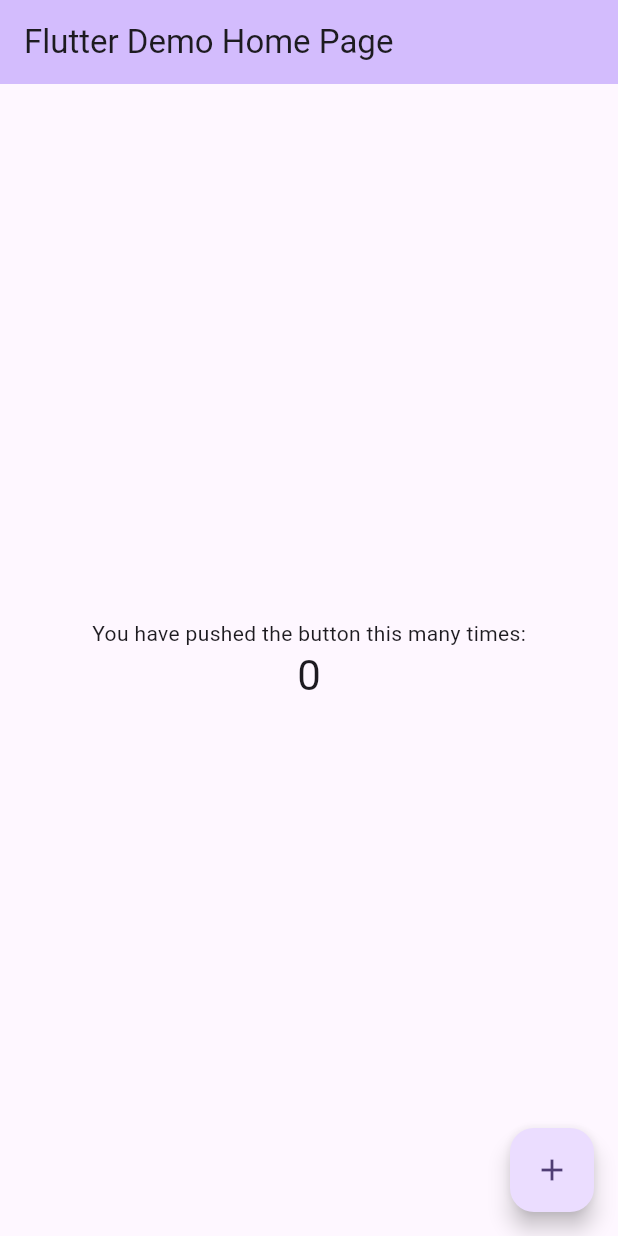
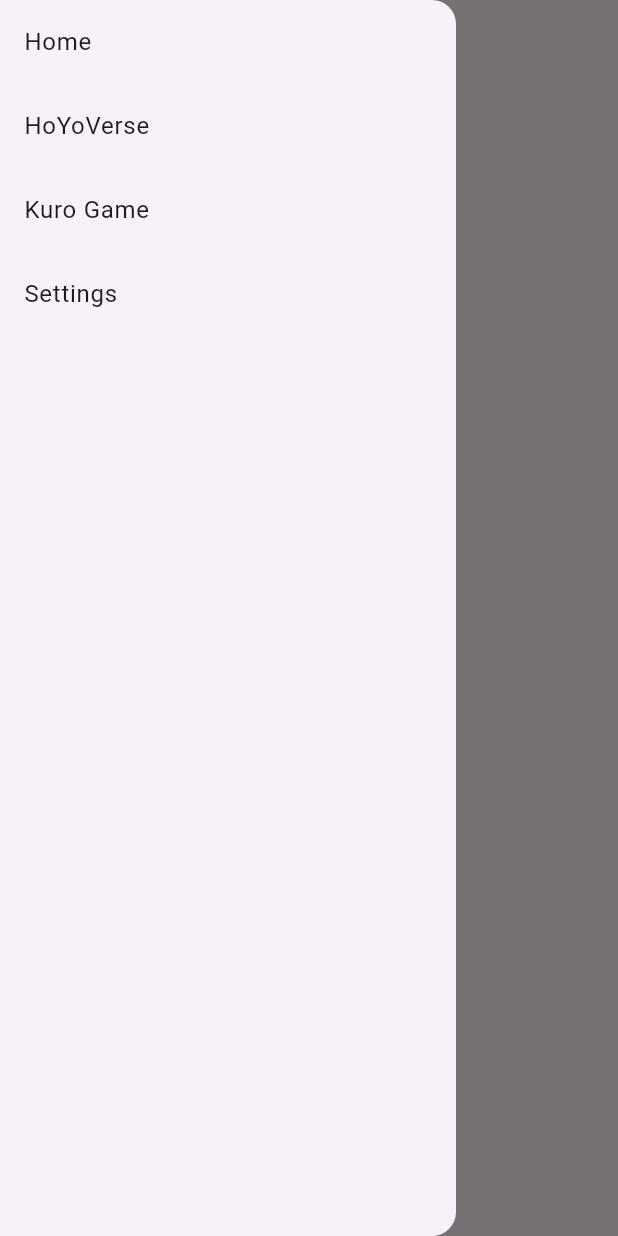
Before and after one commit to SkyJTx/Super-Game-App, a Flutter app: the screen it shows after launch, with the side drawer open (before the commit the screen has no drawer), on a phone screen of 412 x 824 dp. Run offline on Flutter 3.47's test engine with Material 3 defaults, Android fonts, the phone set to English and light mode, and no system bars; our stand-ins replace flutter_bloc, isar; accounts and stored records are empty; generated files the repository leaves out were written again.

Commit message:
change package name and construct basic page

```diff
--- /dev/null
+++ b/devtools_options.yaml
@@ -0,0 +1,3 @@
+description: This file stores settings for Dart & Flutter DevTools.
+documentation: https://docs.flutter.dev/tools/devtools/extensions#configure-extension-enablement-states
+extensions:
--- /dev/null
+++ b/lib/client/controller/main_page/main_page_bloc.dart
@@ -0,0 +1,12 @@
+import 'package:flutter_bloc/flutter_bloc.dart';
+
+part 'main_page_state.dart';
+
+class MainBloc extends Cubit<MainState> {
+  MainBloc() : super(HomeState());
+
+  void showHome() => emit(HomeState());
+  void showHoYoVerse() => emit(HoYoVerseState());
+  void showKuroGame() => emit(KuroGameState());
+  void showSettings() => emit(SettingsState());
+}
--- /dev/null
+++ b/lib/client/controller/main_page/main_page_state.dart
@@ -0,0 +1,11 @@
+part of 'main_page_bloc.dart';
+
+class MainState {}
+
+class HomeState extends MainState {}
+
+class HoYoVerseState extends MainState {}
+
+class KuroGameState extends MainState {}
+
+class SettingsState extends MainState {}
--- /dev/null
+++ b/lib/client/presentation/main_page.dart
@@ -0,0 +1,79 @@
+import 'package:flutter/material.dart';
+import 'package:flutter_bloc/flutter_bloc.dart';
+import 'package:sga/client/controller/main_page/main_page_bloc.dart';
+import 'package:sga/client/presentation/main_page/home_page.dart';
+import 'package:sga/client/presentation/main_page/hoyoverse_page.dart';
+import 'package:sga/client/presentation/main_page/kurogame._page.dart';
+import 'package:sga/client/presentation/main_page/setting_page.dart';
+
+class MainPage extends StatefulWidget {
+  const MainPage({super.key});
+
+  @override
+  State<MainPage> createState() => MainPageState();
+}
+
+class MainPageState extends State<MainPage> {
+  final scaffoldKey = GlobalKey<ScaffoldState>();
+
+  @override
+  Widget build(BuildContext context) {
+    final bloc = BlocProvider.of<MainBloc>(context);
+    return Scaffold(
+      key: scaffoldKey,
+      drawer: Drawer(
+        child: ListView(
+          children: [
+            ListTile(
+              title: const Text('Home'),
+              onTap: () {
+                bloc.showHome();
+                scaffoldKey.currentState?.closeDrawer();
+              },
+            ),
+            ListTile(
+              title: const Text('HoYoVerse'),
+              onTap: () {
+                bloc.showHoYoVerse();
+                scaffoldKey.currentState?.closeDrawer();
+              },
+            ),
+            ListTile(
+              title: const Text('Kuro Game'),
+              onTap: () {
+                bloc.showKuroGame();
+                scaffoldKey.currentState?.closeDrawer();
+              },
+            ),
+            ListTile(
+              title: const Text('Settings'),
+              onTap: () {
+                bloc.showSettings();
+                scaffoldKey.currentState?.closeDrawer();
+              },
+            ),
+          ],
+        ),
+      ),
+      appBar: AppBar(
+        title: const Text('SGA'),
+      ),
+      body: SafeArea(
+        child: BlocBuilder<MainBloc, MainState>(
+          builder: (c, s) {
+            if (s is HomeState) {
+              return const HomePage();
+            } else if (s is HoYoVerseState) {
+              return const HoyoversePage();
+            } else if (s is KuroGameState) {
+              return const KurogamePage();
+            } else if (s is SettingsState) {
+              return const SettingPage();
+            }
+            return const CircularProgressIndicator.adaptive();
+          },
+        ),
+      ),
+    );
+  }
+}
--- /dev/null
+++ b/lib/client/presentation/main_page/home_page.dart
@@ -0,0 +1,17 @@
+import 'package:flutter/widgets.dart';
+
+class HomePage extends StatefulWidget {
+  const HomePage({super.key});
+
+  @override
+  State<HomePage> createState() => HomePageState();
+}
+
+class HomePageState extends State<HomePage> {
+  @override
+  Widget build(BuildContext context) {
+    return const Center(
+      child: Text('Hello, World! Home Page'),
+    );
+  }
+}
--- a/lib/main.dart
+++ b/lib/main.dart
@@ -1,4 +1,7 @@
 import 'package:flutter/material.dart';
+import 'package:flutter_bloc/flutter_bloc.dart';
+import 'package:sga/client/controller/main_page/main_page_bloc.dart';
+import 'package:sga/client/presentation/main_page.dart';
 
 void main() {
   runApp(const MyApp());
@@ -17,57 +20,9 @@
         colorScheme: ColorScheme.fromSeed(seedColor: Colors.deepPurple),
         useMaterial3: true,
       ),
-      home: const MyHomePage(title: 'Flutter Demo Home Page'),
-    );
-  }
-}
-
-class MyHomePage extends StatefulWidget {
-  const MyHomePage({
-    super.key,
-    required this.title,
-  });
-
-  final String title;
-
-  @override
-  State<MyHomePage> createState() => _MyHomePageState();
-}
-
-class _MyHomePageState extends State<MyHomePage> {
-  int _counter = 0;
-
-  void _incrementCounter() {
-    setState(() {
-      _counter++;
-    });
-  }
-
-  @override
-  Widget build(BuildContext context) {
-    return Scaffold(
-      appBar: AppBar(
-        backgroundColor: Theme.of(context).colorScheme.inversePrimary,
-        title: Text(widget.title),
-      ),
-      body: Center(
-        child: Column(
-          mainAxisAlignment: MainAxisAlignment.center,
-          children: <Widget>[
-            const Text(
-              'You have pushed the button this many times:',
-            ),
-            Text(
-              '$_counter',
-              style: Theme.of(context).textTheme.headlineMedium,
-            ),
-          ],
-        ),
-      ),
-      floatingActionButton: FloatingActionButton(
-        onPressed: _incrementCounter,
-        tooltip: 'Increment',
-        child: const Icon(Icons.add),
+      home: BlocProvider(
+        create: (context) => MainBloc(),
+        child: const MainPage(),
       ),
     );
   }
--- a/lib/server/api.dart
+++ b/lib/server/api.dart
@@ -34,7 +34,7 @@
       (error, stackTrace) {
         return http.Response(
           jsonEncode({
-            'message': 'Failed to get data from $url',
+            'message': 'Internal Server Error from $url',
             'code': HttpStatus.internalServerError,
           }),
           HttpStatus.internalServerError,
--- /dev/null
+++ b/lib/server/component/hoyoverse/daily_checkin.dart
@@ -0,0 +1,5 @@
+import 'package:http/http.dart' as http;
+
+http.Response checkin() {
+  throw UnimplementedError();
+}
--- a/pubspec.yaml
+++ b/pubspec.yaml
@@ -41,6 +41,8 @@
   path_provider: ^2.1.4
   get_it: ^7.7.0
   http: ^1.2.2
+  flutter_animate: ^4.5.0
+  sizer: ^3.0.3
 
 dev_dependencies:
   flutter_test:
```
Also changed, not shown: lib/client/presentation/home.dart (deleted, +0 -16 lines), lib/client/presentation/main_page/hoyoverse_page.dart (added, +17 -0 lines), lib/client/presentation/main_page/kurogame._page.dart (added, +17 -0 lines), lib/client/presentation/main_page/setting_page.dart (added, +17 -0 lines), pubspec.lock, 9 other files.
